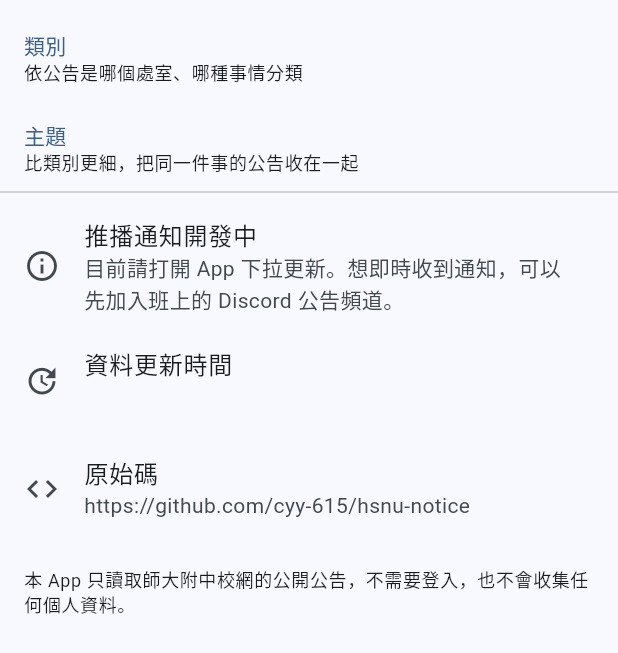
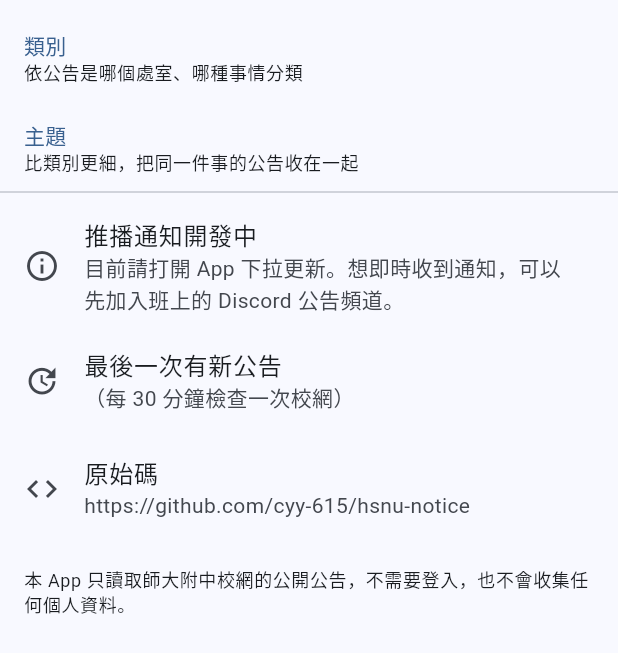
Before and after one commit to HowWeiChi-app/BanGo, a Flutter app: the SettingsPage widget shown alone on an empty page, opened directly with empty values, on a phone screen of 412 x 824 dp. Shown: the top 653 px of the screen. Run offline on Flutter 3.47's test engine with Material 3 defaults, Android fonts, the phone set to English and light mode, and no system bars; our stand-ins replace material_ui, shared_preferences; accounts and stored records are empty; network calls fail.

Commit message:
排程存檔步驟改成一定執行（避免推播失敗時 Discord 重複發）；App 處理打不開網址、更新時間說明更清楚
Co-Authored-By: Claude Opus 5.5 <noreply@anthropic.com>

```diff
--- a/app/lib/settings_page.dart
+++ b/app/lib/settings_page.dart
@@ -49,8 +49,9 @@ class SettingsPage extends StatelessWidget {
             if (data != null)
               ListTile(
                 leading: const Icon(Icons.update),
-                title: const Text('資料更新時間'),
-                subtitle: Text(data!.updated),
+                title: const Text('最後一次有新公告'),
+                // 這個時間只有公告有變動才會更新，所以好幾天沒變不代表壞掉
+                subtitle: Text('${data!.updated}（每 30 分鐘檢查一次校網）'),
               ),
             ListTile(
               leading: const Icon(Icons.code),
```
Also changed, not shown: app/lib/notice_list.dart (+6 -1 lines), 2 other files.
